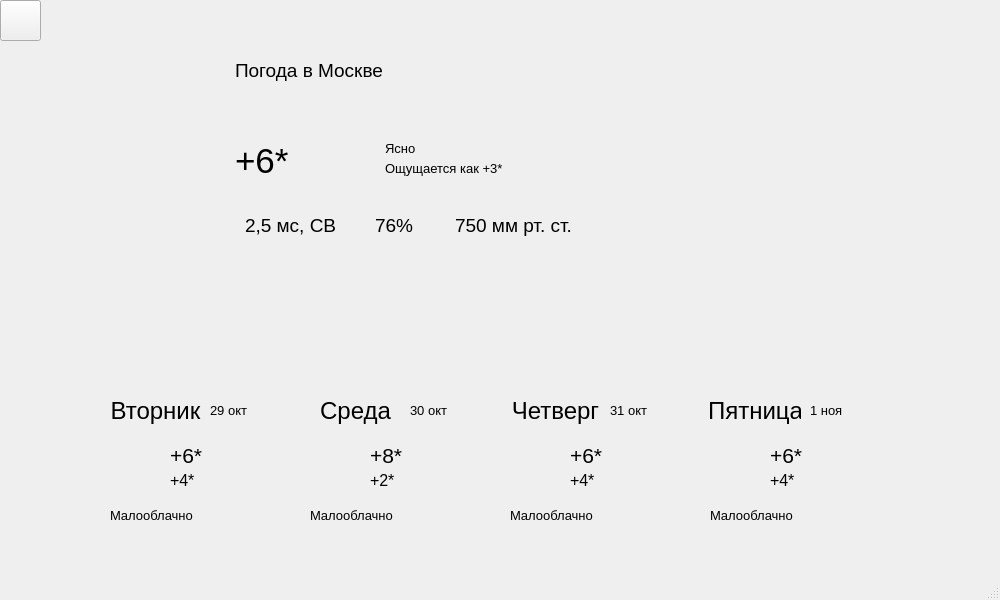
The window that UI/weather.ui (TmT4elovek/Everyday-Application) describes before a commit, drawn with Qt 5.
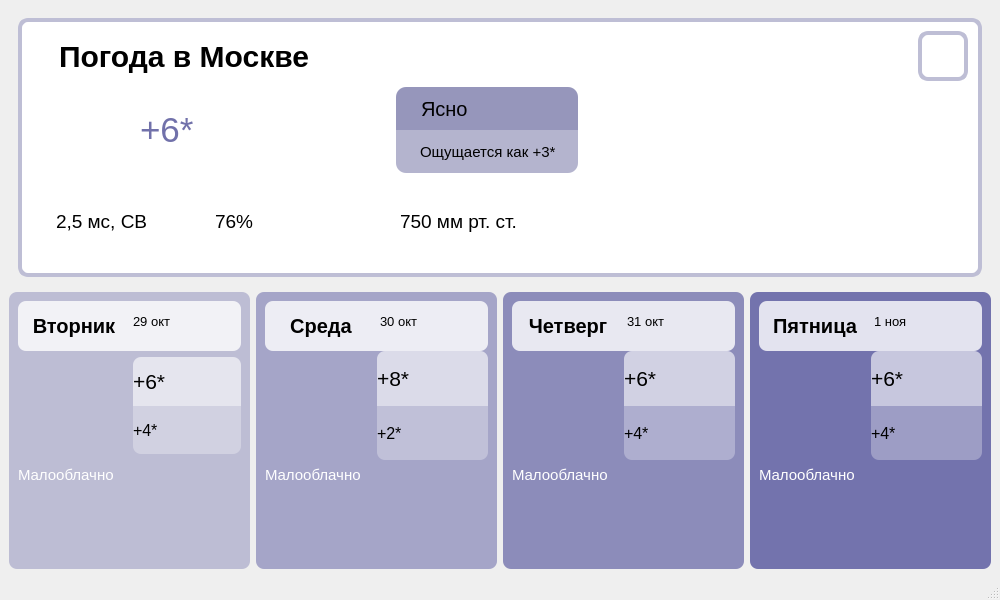
The same window after the commit. Icons and pictures are not drawn.

Patch:
```diff
--- a/UI/weather.ui
+++ b/UI/weather.ui
@@ -26,73 +26,128 @@
    <string>MainWindow</string>
   </property>
   <widget class="QWidget" name="centralwidget">
+   <layout class="QHBoxLayout" name="horizontalLayout_2">
+    <item>
+     <layout class="QVBoxLayout" name="verticalLayout">
+      <item>
    <widget class="QWidget" name="today_weather" native="true">
-    <property name="geometry">
-     <rect>
-      <x>215</x>
-      <y>50</y>
-      <width>570</width>
-      <height>240</height>
-     </rect>
-    </property>
     <property name="font">
      <font>
       <pointsize>10</pointsize>
      </font>
     </property>
     <property name="cursor">
-     <cursorShape>PointingHandCursor</cursorShape>
-    </property>
+         <cursorShape>ArrowCursor</cursorShape>
+        </property>
+        <layout class="QHBoxLayout" name="horizontalLayout_15">
+         <item>
+          <widget class="QFrame" name="frame">
+           <property name="styleSheet">
+            <string notr="true">background: rgb(255, 255, 255);
+border-radius: 10px;
+border: 4px solid rgb(190, 190, 213);</string>
+           </property>
+           <layout class="QVBoxLayout" name="verticalLayout_13">
+            <property name="rightMargin">
+             <number>0</number>
+            </property>
+            <item>
+             <layout class="QHBoxLayout" name="horizontalLayout_17">
+              <property name="rightMargin">
+               <number>10</number>
+              </property>
+              <item>
     <widget class="QLabel" name="city">
-     <property name="geometry">
-      <rect>
-       <x>20</x>
-       <y>10</y>
-       <width>381</width>
-       <height>21</height>
-      </rect>
-     </property>
      <property name="font">
       <font>
-       <pointsize>14</pointsize>
-      </font>
-     </property>
+                  <pointsize>-1</pointsize>
+                  <weight>75</weight>
+                  <italic>false</italic>
+                  <bold>true</bold>
+                 </font>
+                </property>
+                <property name="styleSheet">
+                 <string notr="true">background: rgb(255, 255, 255, 0);
+max-height: 50px;
+font-size: 30px;
+font: bold;
+border: 0px;
+padding-left: 20px;</string>
+                </property>
      <property name="text">
       <string>Погода в Москве</string>
      </property>
     </widget>
+              </item>
+              <item>
+               <widget class="QPushButton" name="btn_home">
+                <property name="minimumSize">
+                 <size>
+                  <width>50</width>
+                  <height>50</height>
+                 </size>
+                </property>
+                <property name="maximumSize">
+                 <size>
+                  <width>50</width>
+                  <height>50</height>
+                 </size>
+                </property>
+                <property name="cursor">
+                 <cursorShape>PointingHandCursor</cursorShape>
+                </property>
+                <property name="text">
+                 <string/>
+                </property>
+                <property name="icon">
+                 <iconset>
+                  <normaloff>../items/icons/home.png</normaloff>../items/icons/home.png</iconset>
+                </property>
+                <property name="iconSize">
+                 <size>
+                  <width>50</width>
+                  <height>50</height>
+                 </size>
+                </property>
+               </widget>
+              </item>
+             </layout>
+            </item>
+            <item>
+             <layout class="QHBoxLayout" name="horizontalLayout_13">
+              <property name="spacing">
+               <number>0</number>
+              </property>
+              <property name="rightMargin">
+               <number>400</number>
+              </property>
+              <item>
     <widget class="QLabel" name="temp">
-     <property name="geometry">
-      <rect>
-       <x>20</x>
-       <y>80</y>
-       <width>71</width>
-       <height>61</height>
-      </rect>
-     </property>
      <property name="font">
       <font>
        <pointsize>26</pointsize>
       </font>
      </property>
+                <property name="styleSheet">
+                 <string notr="true">border: 0px;
+padding-left: 100px;
+color: rgb(113, 113, 170);</string>
+                </property>
      <property name="text">
       <string>+6*</string>
      </property>
     </widget>
+              </item>
+              <item>
     <widget class="QLabel" name="weather_icon_5">
-     <property name="geometry">
-      <rect>
-       <x>90</x>
-       <y>80</y>
-       <width>60</width>
-       <height>60</height>
-      </rect>
-     </property>
      <property name="font">
       <font>
        <pointsize>1</pointsize>
       </font>
      </property>
+                <property name="styleSheet">
+                 <string notr="true">border: 0px;</string>
+                </property>
      <property name="text">
       <string/>
      </property>
@@ -103,109 +158,145 @@
       <set>Qt::AlignCenter</set>
      </property>
     </widget>
+              </item>
+              <item>
+               <layout class="QVBoxLayout" name="verticalLayout_12">
+                <property name="spacing">
+                 <number>0</number>
+                </property>
+                <property name="rightMargin">
+                 <number>0</number>
+                </property>
+                <item>
     <widget class="QLabel" name="weather_3">
-     <property name="geometry">
-      <rect>
-       <x>170</x>
-       <y>90</y>
-       <width>191</width>
-       <height>16</height>
-      </rect>
+                  <property name="styleSheet">
+                   <string notr="true">background: rgb(105, 105, 157, 0.7);
+border-bottom-left-radius: 0px;
+border-bottom-right-radius: 0px;
+border: 0px;
+padding-left: 20px;
+font: 20px;</string>
      </property>
      <property name="text">
       <string>Ясно</string>
      </property>
     </widget>
+                </item>
+                <item>
     <widget class="QLabel" name="temp_like">
-     <property name="geometry">
-      <rect>
-       <x>170</x>
-       <y>110</y>
-       <width>141</width>
-       <height>16</height>
-      </rect>
+                  <property name="styleSheet">
+                   <string notr="true">background: rgb(105, 105, 157, 0.5);
+border-top-left-radius: 0px;
+border-top-right-radius: 0px;
+border: 0px;
+padding-left: 20px;
+font: 15px;</string>
      </property>
      <property name="text">
       <string>Ощущается как +3*</string>
      </property>
     </widget>
+                </item>
+               </layout>
+              </item>
+             </layout>
+            </item>
+            <item>
+             <layout class="QHBoxLayout" name="horizontalLayout_14">
+              <property name="rightMargin">
+               <number>400</number>
+              </property>
+              <property name="bottomMargin">
+               <number>0</number>
+              </property>
+              <item>
     <widget class="QLabel" name="wind">
-     <property name="geometry">
-      <rect>
-       <x>30</x>
-       <y>160</y>
-       <width>111</width>
-       <height>31</height>
-      </rect>
-     </property>
      <property name="font">
       <font>
        <pointsize>14</pointsize>
       </font>
      </property>
+                <property name="styleSheet">
+                 <string notr="true">border: 0px;
+padding-left: 20px;</string>
+                </property>
      <property name="text">
       <string>2,5 мс, СВ</string>
      </property>
     </widget>
+              </item>
+              <item>
     <widget class="QLabel" name="humidity">
-     <property name="geometry">
-      <rect>
-       <x>160</x>
-       <y>160</y>
-       <width>61</width>
-       <height>31</height>
-      </rect>
-     </property>
      <property name="font">
       <font>
        <pointsize>14</pointsize>
       </font>
      </property>
+                <property name="styleSheet">
+                 <string notr="true">border: 0px;</string>
+                </property>
      <property name="text">
       <string>76%</string>
      </property>
     </widget>
+              </item>
+              <item>
     <widget class="QLabel" name="label">
-     <property name="geometry">
-      <rect>
-       <x>240</x>
-       <y>160</y>
-       <width>131</width>
-       <height>31</height>
-      </rect>
-     </property>
      <property name="font">
       <font>
        <pointsize>14</pointsize>
       </font>
      </property>
+                <property name="styleSheet">
+                 <string notr="true">border: 0px;</string>
+                </property>
      <property name="text">
       <string>750 мм рт. ст.</string>
      </property>
     </widget>
-   </widget>
+              </item>
+             </layout>
+            </item>
+           </layout>
+          </widget>
+         </item>
+        </layout>
+       </widget>
+      </item>
+      <item>
+       <layout class="QHBoxLayout" name="horizontalLayout">
+        <item>
    <widget class="QWidget" name="weathe_tomorrow" native="true">
-    <property name="geometry">
-     <rect>
-      <x>100</x>
-      <y>390</y>
-      <width>185</width>
-      <height>150</height>
-     </rect>
-    </property>
     <property name="font">
      <font>
       <pointsize>18</pointsize>
      </font>
     </property>
+          <property name="styleSheet">
+           <string notr="true">border-radius: 8px;
+background: rgba(115, 115, 173, 0.4);
+</string>
+          </property>
+          <layout class="QVBoxLayout" name="verticalLayout_4">
+           <item>
+            <layout class="QVBoxLayout" name="verticalLayout_3">
+             <property name="bottomMargin">
+              <number>70</number>
+             </property>
+             <item>
+              <layout class="QHBoxLayout" name="horizontalLayout_3">
+               <property name="spacing">
+                <number>0</number>
+               </property>
+               <item>
     <widget class="QLabel" name="day_of_week">
-     <property name="geometry">
-      <rect>
-       <x>10</x>
-       <y>0</y>
-       <width>91</width>
-       <height>41</height>
-      </rect>
+                 <property name="styleSheet">
+                  <string notr="true">background: rgb(255, 255, 255, 0.8);
+border-top-right-radius: 0px;
+border-bottom-right-radius: 0px;
+max-height: 50px;
+font-size: 20px;
+font: bold;</string>
      </property>
      <property name="text">
       <string>Вторник</string>
@@ -214,38 +305,40 @@
       <set>Qt::AlignCenter</set>
      </property>
     </widget>
+               </item>
+               <item>
     <widget class="QLabel" name="date">
-     <property name="geometry">
-      <rect>
-       <x>110</x>
-       <y>10</y>
-       <width>51</width>
-       <height>20</height>
-      </rect>
-     </property>
      <property name="font">
       <font>
        <pointsize>10</pointsize>
       </font>
      </property>
+                 <property name="styleSheet">
+                  <string notr="true">background: rgb(255, 255, 255, 0.8);
+border-top-left-radius: 0px;
+border-bottom-left-radius: 0px;
+max-height: 40px;
+padding-bottom: 10px;</string>
+                 </property>
      <property name="text">
       <string>29 окт</string>
      </property>
     </widget>
+               </item>
+              </layout>
+             </item>
+             <item>
+              <layout class="QHBoxLayout" name="horizontalLayout_4">
+               <item>
     <widget class="QLabel" name="weather_icon">
-     <property name="geometry">
-      <rect>
-       <x>10</x>
-       <y>40</y>
-       <width>60</width>
-       <height>60</height>
-      </rect>
-     </property>
      <property name="font">
       <font>
        <pointsize>1</pointsize>
       </font>
      </property>
+                 <property name="styleSheet">
+                  <string notr="true">background: rgb(255, 255, 255, 0);</string>
+                 </property>
      <property name="text">
       <string/>
      </property>
@@ -256,83 +349,112 @@
       <set>Qt::AlignCenter</set>
      </property>
     </widget>
+               </item>
+               <item>
+                <layout class="QVBoxLayout" name="verticalLayout_2">
+                 <property name="spacing">
+                  <number>0</number>
+                 </property>
+                 <item>
     <widget class="QLabel" name="temp_day">
-     <property name="geometry">
-      <rect>
-       <x>70</x>
-       <y>50</y>
-       <width>51</width>
-       <height>31</height>
-      </rect>
-     </property>
      <property name="font">
       <font>
        <pointsize>16</pointsize>
       </font>
      </property>
+                   <property name="styleSheet">
+                    <string notr="true">background: rgb(255, 255, 255, 0.6);
+border-bottom-left-radius: 0px;
+border-bottom-right-radius: 0px;</string>
+                   </property>
      <property name="text">
       <string>+6*</string>
      </property>
     </widget>
+                 </item>
+                 <item>
     <widget class="QLabel" name="temp_night">
-     <property name="geometry">
-      <rect>
-       <x>70</x>
-       <y>80</y>
-       <width>47</width>
-       <height>21</height>
-      </rect>
-     </property>
      <property name="font">
       <font>
        <pointsize>12</pointsize>
       </font>
      </property>
+                   <property name="styleSheet">
+                    <string notr="true">background: rgb(255, 255, 255, 0.3);
+border-top-left-radius: 0px;
+border-top-right-radius: 0px;</string>
+                   </property>
      <property name="text">
       <string>+4*</string>
      </property>
     </widget>
+                 </item>
+                </layout>
+               </item>
+              </layout>
+             </item>
+             <item>
     <widget class="QLabel" name="weather">
-     <property name="geometry">
-      <rect>
-       <x>10</x>
-       <y>110</y>
-       <width>161</width>
-       <height>31</height>
-      </rect>
-     </property>
      <property name="font">
       <font>
-       <pointsize>10</pointsize>
-      </font>
-     </property>
+                 <pointsize>-1</pointsize>
+                 <weight>50</weight>
+                 <italic>false</italic>
+                 <bold>false</bold>
+                </font>
+               </property>
+               <property name="styleSheet">
+                <string notr="true">background: rgb(255, 255, 255, 0);
+max-height: 30px;
+color: rgb(255, 255, 255);
+font: 15px;
+</string>
+               </property>
      <property name="text">
       <string>Малооблачно</string>
      </property>
     </widget>
-   </widget>
+             </item>
+            </layout>
+           </item>
+          </layout>
+         </widget>
+        </item>
+        <item>
    <widget class="QWidget" name="widget_days_2" native="true">
-    <property name="geometry">
-     <rect>
-      <x>300</x>
-      <y>390</y>
-      <width>185</width>
-      <height>150</height>
-     </rect>
-    </property>
     <property name="font">
      <font>
       <pointsize>18</pointsize>
      </font>
     </property>
+          <property name="styleSheet">
+           <string notr="true">border-radius: 8px;
+background: rgba(115, 115, 173, 0.6);
+</string>
+          </property>
+          <layout class="QHBoxLayout" name="horizontalLayout_7">
+           <item>
+            <layout class="QVBoxLayout" name="verticalLayout_6">
+             <property name="spacing">
+              <number>0</number>
+             </property>
+             <property name="bottomMargin">
+              <number>70</number>
+             </property>
+             <item>
+              <layout class="QHBoxLayout" name="horizontalLayout_5">
+               <property name="spacing">
+                <number>0</number>
+               </property>
+               <item>
     <widget class="QLabel" name="day_of_week_2">
-     <property name="geometry">
-      <rect>
-       <x>10</x>
-       <y>0</y>
-       <width>91</width>
-       <height>41</height>
-      </rect>
+                 <property name="styleSheet">
+                  <string notr="true">background: rgb(255, 255, 255, 0.8);
+border-top-right-radius: 0px;
+border-bottom-right-radius: 0px;
+max-height: 50px;
+font-size: 20px;
+font: bold;</string>
      </property>
      <property name="text">
       <string>Среда</string>
@@ -341,38 +463,43 @@
       <set>Qt::AlignCenter</set>
      </property>
     </widget>
+               </item>
+               <item>
     <widget class="QLabel" name="date_2">
-     <property name="geometry">
-      <rect>
-       <x>110</x>
-       <y>10</y>
-       <width>51</width>
-       <height>20</height>
-      </rect>
-     </property>
      <property name="font">
       <font>
        <pointsize>10</pointsize>
       </font>
      </property>
+                 <property name="styleSheet">
+                  <string notr="true">background: rgb(255, 255, 255, 0.8);
+border-top-left-radius: 0px;
+border-bottom-left-radius: 0px;
+max-height: 40px;
+padding-bottom: 10px;</string>
+                 </property>
      <property name="text">
       <string>30 окт</string>
      </property>
     </widget>
+               </item>
+              </layout>
+             </item>
+             <item>
+              <layout class="QHBoxLayout" name="horizontalLayout_6">
+               <property name="spacing">
+                <number>0</number>
+               </property>
+               <item>
     <widget class="QLabel" name="weather_icon_2">
-     <property name="geometry">
-      <rect>
-       <x>10</x>
-       <y>40</y>
-       <width>60</width>
-       <height>60</height>
-      </rect>
-     </property>
      <property name="font">
       <font>
        <pointsize>1</pointsize>
       </font>
      </property>
+                 <property name="styleSheet">
+                  <string notr="true">background: rgb(255, 255, 255, 0);</string>
+                 </property>
      <property name="text">
       <string/>
      </property>
@@ -383,83 +510,112 @@
       <set>Qt::AlignCenter</set>
      </property>
     </widget>
+               </item>
+               <item>
+                <layout class="QVBoxLayout" name="verticalLayout_5">
+                 <property name="spacing">
+                  <number>0</number>
+                 </property>
+                 <item>
     <widget class="QLabel" name="temp_day_2">
-     <property name="geometry">
-      <rect>
-       <x>70</x>
-       <y>50</y>
-       <width>51</width>
-       <height>31</height>
-      </rect>
-     </property>
      <property name="font">
       <font>
        <pointsize>16</pointsize>
       </font>
      </property>
+                   <property name="styleSheet">
+                    <string notr="true">background: rgb(255, 255, 255, 0.6);
+border-bottom-left-radius: 0px;
+border-bottom-right-radius: 0px;</string>
+                   </property>
      <property name="text">
       <string>+8*</string>
      </property>
     </widget>
+                 </item>
+                 <item>
     <widget class="QLabel" name="temp_night_2">
-     <property name="geometry">
-      <rect>
-       <x>70</x>
-       <y>80</y>
-       <width>47</width>
-       <height>21</height>
-      </rect>
-     </property>
      <property name="font">
       <font>
        <pointsize>12</pointsize>
       </font>
      </property>
+                   <property name="styleSheet">
+                    <string notr="true">background: rgb(255, 255, 255, 0.3);
+border-top-left-radius: 0px;
+border-top-right-radius: 0px;</string>
+                   </property>
      <property name="text">
       <string>+2*</string>
      </property>
     </widget>
+                 </item>
+                </layout>
+               </item>
+              </layout>
+             </item>
+             <item>
     <widget class="QLabel" name="weather_2">
-     <property name="geometry">
-      <rect>
-       <x>10</x>
-       <y>110</y>
-       <width>161</width>
-       <height>31</height>
-      </rect>
-     </property>
      <property name="font">
       <font>
-       <pointsize>10</pointsize>
-      </font>
-     </property>
+                 <pointsize>-1</pointsize>
+                 <weight>50</weight>
+                 <italic>false</italic>
+                 <bold>false</bold>
+                </font>
+               </property>
+               <property name="styleSheet">
+                <string notr="true">background: rgb(255, 255, 255, 0);
+max-height: 30px;
+color: rgb(255, 255, 255);
+font: 15px;
+</string>
+               </property>
      <property name="text">
       <string>Малооблачно</string>
      </property>
     </widget>
-   </widget>
+             </item>
+            </layout>
+           </item>
+          </layout>
+         </widget>
+        </item>
+        <item>
    <widget class="QWidget" name="widget_days_3" native="true">
-    <property name="geometry">
-     <rect>
-      <x>500</x>
-      <y>390</y>
-      <width>185</width>
-      <height>150</height>
-     </rect>
-    </property>
     <property name="font">
      <font>
       <pointsize>18</pointsize>
      </font>
     </property>
+          <property name="styleSheet">
+           <string notr="true">border-radius: 8px;
+background: rgba(115, 115, 173, 0.8);
+</string>
+          </property>
+          <layout class="QVBoxLayout" name="verticalLayout_9">
+           <item>
+            <layout class="QVBoxLayout" name="verticalLayout_8">
+             <property name="spacing">
+              <number>0</number>
+             </property>
+             <property name="bottomMargin">
+              <number>70</number>
+             </property>
+             <item>
+              <layout class="QHBoxLayout" name="horizontalLayout_8">
+               <property name="spacing">
+                <number>0</number>
+               </property>
+               <item>
     <widget class="QLabel" name="day_of_week_3">
-     <property name="geometry">
-      <rect>
-       <x>10</x>
-       <y>0</y>
-       <width>91</width>
-       <height>41</height>
-      </rect>
+                 <property name="styleSheet">
+                  <string notr="true">background: rgb(255, 255, 255, 0.8);
+border-top-right-radius: 0px;
+border-bottom-right-radius: 0px;
+max-height: 50px;
+font-size: 20px;
+font: bold;</string>
      </property>
      <property name="text">
       <string>Четверг</string>
@@ -468,38 +624,43 @@
       <set>Qt::AlignCenter</set>
      </property>
     </widget>
+               </item>
+               <item>
     <widget class="QLabel" name="date_3">
-     <property name="geometry">
-      <rect>
-       <x>110</x>
-       <y>10</y>
-       <width>51</width>
-       <height>20</height>
-      </rect>
-     </property>
      <property name="font">
       <font>
        <pointsize>10</pointsize>
       </font>
      </property>
+                 <property name="styleSheet">
+                  <string notr="true">background: rgb(255, 255, 255, 0.8);
+border-top-left-radius: 0px;
+border-bottom-left-radius: 0px;
+max-height: 40px;
+padding-bottom: 10px;</string>
+                 </property>
      <property name="text">
       <string>31 окт</string>
      </property>
     </widget>
+               </item>
+              </layout>
+             </item>
+             <item>
+              <layout class="QHBoxLayout" name="horizontalLayout_9">
+               <property name="spacing">
+                <number>0</number>
+               </property>
+               <item>
     <widget class="QLabel" name="weather_icon_3">
-     <property name="geometry">
-      <rect>
-       <x>10</x>
-       <y>40</y>
-       <width>60</width>
-       <height>60</height>
-      </rect>
-     </property>
      <property name="font">
       <font>
        <pointsize>1</pointsize>
       </font>
      </property>
+                 <property name="styleSheet">
+                  <string notr="true">background: rgb(255, 255, 255, 0);</string>
+                 </property>
      <property name="text">
       <string/>
      </property>
@@ -510,83 +671,112 @@
       <set>Qt::AlignCenter</set>
      </property>
     </widget>
+               </item>
+               <item>
+                <layout class="QVBoxLayout" name="verticalLayout_7">
+                 <property name="spacing">
+                  <number>0</number>
+                 </property>
+                 <item>
     <widget class="QLabel" name="temp_day_3">
-     <property name="geometry">
-      <rect>
-       <x>70</x>
-       <y>50</y>
-       <width>51</width>
-       <height>31</height>
-      </rect>
-     </property>
      <property name="font">
       <font>
        <pointsize>16</pointsize>
       </font>
      </property>
+                   <property name="styleSheet">
+                    <string notr="true">background: rgb(255, 255, 255, 0.6);
+border-bottom-left-radius: 0px;
+border-bottom-right-radius: 0px;</string>
+                   </property>
      <property name="text">
       <string>+6*</string>
      </property>
     </widget>
+                 </item>
+                 <item>
     <widget class="QLabel" name="temp_night_3">
-     <property name="geometry">
-      <rect>
-       <x>70</x>
-       <y>80</y>
-       <width>47</width>
-       <height>21</height>
-      </rect>
-     </property>
      <property name="font">
       <font>
        <pointsize>12</pointsize>
       </font>
      </property>
+                   <property name="styleSheet">
+                    <string notr="true">background: rgb(255, 255, 255, 0.3);
+border-top-left-radius: 0px;
+border-top-right-radius: 0px;</string>
+                   </property>
      <property name="text">
       <string>+4*</string>
      </property>
     </widget>
+                 </item>
+                </layout>
+               </item>
+              </layout>
+             </item>
+             <item>
     <widget class="QLabel" name="label_3">
-     <property name="geometry">
-      <rect>
-       <x>10</x>
-       <y>110</y>
-       <width>161</width>
-       <height>31</height>
-      </rect>
-     </property>
      <property name="font">
       <font>
-       <pointsize>10</pointsize>
-      </font>
-     </property>
+                 <pointsize>-1</pointsize>
+                 <weight>50</weight>
+                 <italic>false</italic>
+                 <bold>false</bold>
+                </font>
+               </property>
+               <property name="styleSheet">
+                <string notr="true">background: rgb(255, 255, 255, 0);
+max-height: 30px;
+color: rgb(255, 255, 255);
+font: 15px;
+</string>
+               </property>
      <property name="text">
       <string>Малооблачно</string>
      </property>
     </widget>
-   </widget>
+             </item>
+            </layout>
+           </item>
+          </layout>
+         </widget>
+        </item>
+        <item>
    <widget class="QWidget" name="widget_days_4" native="true">
-    <property name="geometry">
-     <rect>
-      <x>700</x>
-      <y>390</y>
-      <width>185</width>
-      <height>150</height>
-     </rect>
-    </property>
     <property name="font">
      <font>
       <pointsize>18</pointsize>
      </font>
     </property>
+          <property name="styleSheet">
+           <string notr="true">border-radius: 8px;
+background: rgb(115, 115, 173);
+</string>
+          </property>
+          <layout class="QHBoxLayout" name="horizontalLayout_12">
+           <item>
+            <layout class="QVBoxLayout" name="verticalLayout_11">
+             <property name="spacing">
+              <number>0</number>
+             </property>
+             <property name="bottomMargin">
+              <number>70</number>
+             </property>
+             <item>
+              <layout class="QHBoxLayout" name="horizontalLayout_10">
+               <property name="spacing">
+                <number>0</number>
+               </property>
+               <item>
     <widget class="QLabel" name="day_of_week_4">
-     <property name="geometry">
-      <rect>
-       <x>10</x>
-       <y>0</y>
-       <width>91</width>
-       <height>41</height>
-      </rect>
+                 <property name="styleSheet">
+                  <string notr="true">background: rgb(255, 255, 255, 0.8);
+border-top-right-radius: 0px;
+border-bottom-right-radius: 0px;
+max-height: 50px;
+font-size: 20px;
+font: bold;</string>
      </property>
      <property name="text">
       <string>Пятница</string>
@@ -595,38 +785,43 @@
       <set>Qt::AlignCenter</set>
      </property>
     </widget>
+               </item>
+               <item>
     <widget class="QLabel" name="date_4">
-     <property name="geometry">
-      <rect>
-       <x>110</x>
-       <y>10</y>
-       <width>51</width>
-       <height>20</height>
-      </rect>
-     </property>
      <property name="font">
       <font>
        <pointsize>10</pointsize>
       </font>
      </property>
+                 <property name="styleSheet">
+                  <string notr="true">background: rgb(255, 255, 255, 0.8);
+border-top-left-radius: 0px;
+border-bottom-left-radius: 0px;
+max-height: 40px;
+padding-bottom: 10px;</string>
+                 </property>
      <property name="text">
       <string>1 ноя</string>
      </property>
     </widget>
+               </item>
+              </layout>
+             </item>
+             <item>
+              <layout class="QHBoxLayout" name="horizontalLayout_11">
+               <property name="spacing">
+                <number>0</number>
+               </property>
+               <item>
     <widget class="QLabel" name="weather_icon_4">
-     <property name="geometry">
-      <rect>
-       <x>10</x>
-       <y>40</y>
-       <width>60</width>
-       <height>60</height>
-      </rect>
-     </property>
      <property name="font">
       <font>
        <pointsize>1</pointsize>
       </font>
      </property>
+                 <property name="styleSheet">
+                  <string notr="true">background: rgb(255, 255, 255, 0);</string>
+                 </property>
      <property name="text">
       <string/>
      </property>
@@ -637,88 +832,82 @@
       <set>Qt::AlignCenter</set>
      </property>
     </widget>
+               </item>
+               <item>
+                <layout class="QVBoxLayout" name="verticalLayout_10">
+                 <property name="spacing">
+                  <number>0</number>
+                 </property>
+                 <item>
     <widget class="QLabel" name="temp_day_4">
-     <property name="geometry">
-      <rect>
-       <x>70</x>
-       <y>50</y>
-       <width>51</width>
-       <height>31</height>
-      </rect>
-     </property>
      <property name="font">
       <font>
        <pointsize>16</pointsize>
       </font>
      </property>
+                   <property name="styleSheet">
+                    <string notr="true">background: rgb(255, 255, 255, 0.6);
+border-bottom-left-radius: 0px;
+border-bottom-right-radius: 0px;</string>
+                   </property>
      <property name="text">
       <string>+6*</string>
      </property>
     </widget>
+                 </item>
+                 <item>
     <widget class="QLabel" name="temp_night_4">
-     <property name="geometry">
-      <rect>
-       <x>70</x>
-       <y>80</y>
-       <width>47</width>
-       <height>21</height>
-      </rect>
-     </property>
      <property name="font">
       <font>
        <pointsize>12</pointsize>
       </font>
      </property>
+                   <property name="styleSheet">
+                    <string notr="true">background: rgb(255, 255, 255, 0.3);
+border-top-left-radius: 0px;
+border-top-right-radius: 0px;</string>
+                   </property>
      <property name="text">
       <string>+4*</string>
      </property>
     </widget>
+                 </item>
+                </layout>
+               </item>
+              </layout>
+             </item>
+             <item>
     <widget class="QLabel" name="label_4">
-     <property name="geometry">
-      <rect>
-       <x>10</x>
-       <y>110</y>
-       <width>161</width>
-       <height>31</height>
-      </rect>
-     </property>
      <property name="font">
       <font>
-       <pointsize>10</pointsize>
-      </font>
-     </property>
+                 <pointsize>-1</pointsize>
+                 <weight>50</weight>
+                 <italic>false</italic>
+                 <bold>false</bold>
+                </font>
+               </property>
+               <property name="styleSheet">
+                <string notr="true">background: rgb(255, 255, 255, 0);
+max-height: 30px;
+color: rgb(255, 255, 255);
+font: 15px;
+</string>
+               </property>
      <property name="text">
       <string>Малооблачно</string>
      </property>
     </widget>
-   </widget>
-   <widget class="QPushButton" name="btn_back">
-    <property name="geometry">
-     <rect>
-      <x>0</x>
-      <y>0</y>
-      <width>41</width>
-      <height>41</height>
-     </rect>
-    </property>
-    <property name="text">
-     <string/>
-    </property>
-    <property name="icon">
-     <iconset>
-      <normaloff>../items/icons/back_arrow.png</normaloff>../items/icons/back_arrow.png</iconset>
-    </property>
-   </widget>
-  </widget>
-  <widget class="QMenuBar" name="menubar">
-   <property name="geometry">
-    <rect>
-     <x>0</x>
-     <y>0</y>
-     <width>1000</width>
-     <height>21</height>
-    </rect>
-   </property>
+             </item>
+            </layout>
+           </item>
+          </layout>
+         </widget>
+        </item>
+       </layout>
+      </item>
+     </layout>
+    </item>
+   </layout>
   </widget>
   <widget class="QStatusBar" name="statusbar"/>
  </widget>
```
Lines whose indentation alone changed are shown as unchanged.
